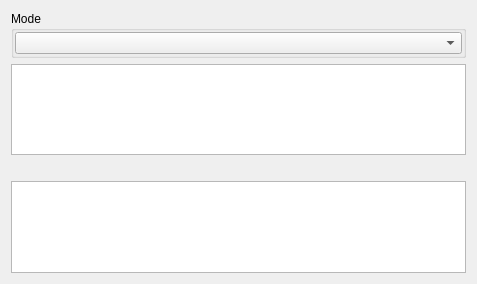
The window that xdemanglewidget.ui (horsicq/XDemangleWidget) describes before a commit, drawn with Qt 5.
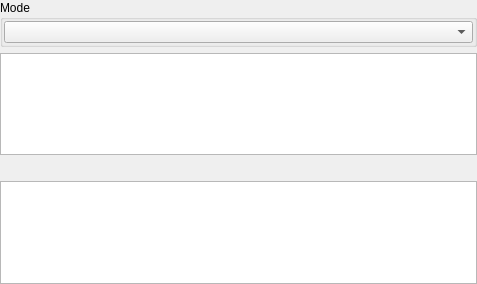
The same window after the commit.

The edit to the form file:
```diff
--- a/xdemanglewidget.ui
+++ b/xdemanglewidget.ui
@@ -14,6 +14,18 @@
    <string notr="true"/>
   </property>
   <layout class="QVBoxLayout" name="verticalLayout_2">
+   <property name="leftMargin">
+    <number>0</number>
+   </property>
+   <property name="topMargin">
+    <number>0</number>
+   </property>
+   <property name="rightMargin">
+    <number>0</number>
+   </property>
+   <property name="bottomMargin">
+    <number>0</number>
+   </property>
    <item>
     <widget class="QGroupBox" name="groupBoxMode">
      <property name="title">
```
